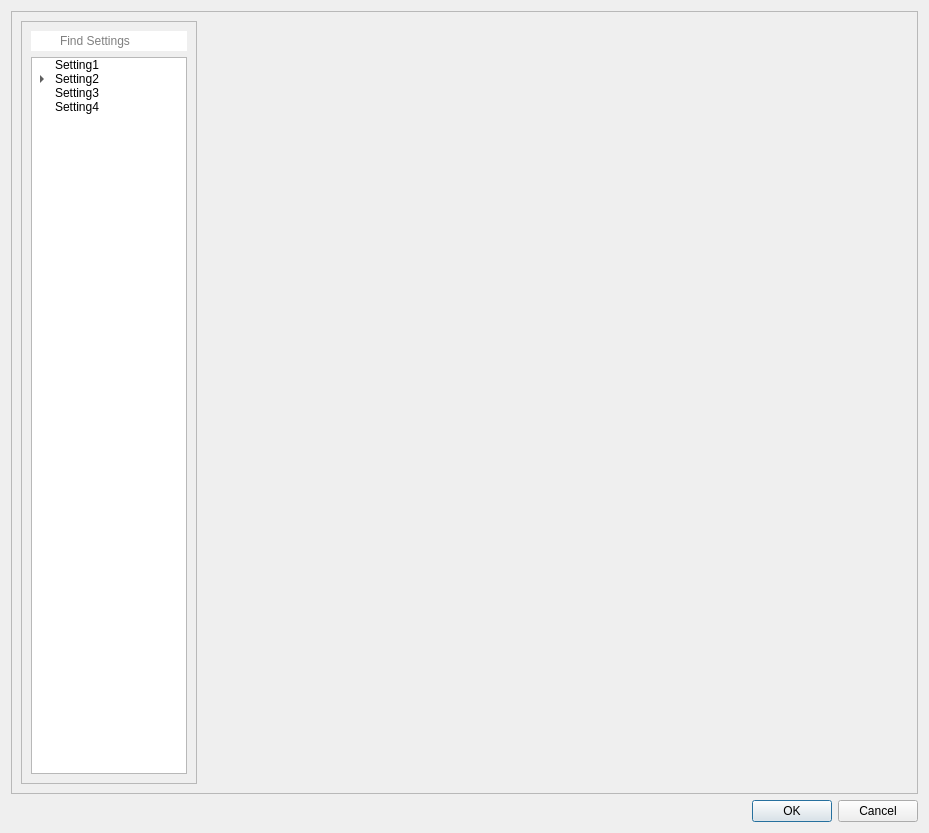
First picture: the form in Application/GUIs/UI_files/settingsDialog.ui, repository sarvagyab/Groot, before the edit.
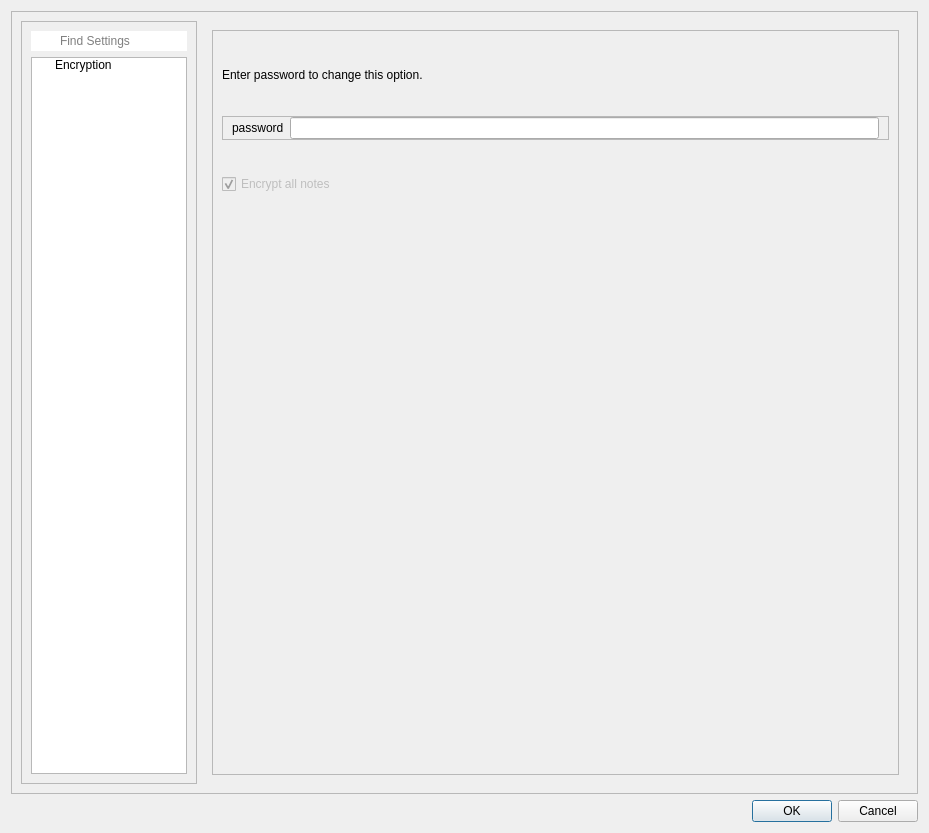
Second picture: the form after the edit.

Commit message: Integrated settings dialog

Diff of the .ui file:
```diff
--- a/Application/GUIs/UI_files/settingsDialog.ui
+++ b/Application/GUIs/UI_files/settingsDialog.ui
@@ -75,32 +75,7 @@
            </column>
            <item>
             <property name="text">
-             <string>Setting1</string>
-            </property>
-           </item>
-           <item>
-            <property name="text">
-             <string>Setting2</string>
-            </property>
-            <item>
-             <property name="text">
-              <string>Setting2.1</string>
-             </property>
-            </item>
-            <item>
-             <property name="text">
-              <string>Setting2.2</string>
-             </property>
-            </item>
-           </item>
-           <item>
-            <property name="text">
-             <string>Setting3</string>
-            </property>
-           </item>
-           <item>
-            <property name="text">
-             <string>Setting4</string>
+             <string>Encryption</string>
             </property>
            </item>
           </widget>
@@ -119,7 +94,98 @@
         <property name="currentIndex">
          <number>0</number>
         </property>
-        <widget class="QWidget" name="setting1Page"/>
+        <widget class="QWidget" name="encryptionSetting">
+         <layout class="QHBoxLayout" name="horizontalLayout_2">
+          <item>
+           <widget class="QFrame" name="frame">
+            <property name="frameShape">
+             <enum>QFrame::StyledPanel</enum>
+            </property>
+            <property name="frameShadow">
+             <enum>QFrame::Raised</enum>
+            </property>
+            <layout class="QVBoxLayout" name="verticalLayout_2">
+             <item>
+              <widget class="QLabel" name="label">
+               <property name="sizePolicy">
+                <sizepolicy hsizetype="Preferred" vsizetype="Maximum">
+                 <horstretch>0</horstretch>
+                 <verstretch>0</verstretch>
+                </sizepolicy>
+               </property>
+               <property name="text">
+                <string>Enter password to change this option.</string>
+               </property>
+              </widget>
+             </item>
+             <item>
+              <widget class="QFrame" name="frame_2">
+               <property name="sizePolicy">
+                <sizepolicy hsizetype="Preferred" vsizetype="Maximum">
+                 <horstretch>0</horstretch>
+                 <verstretch>0</verstretch>
+                </sizepolicy>
+               </property>
+               <property name="frameShape">
+                <enum>QFrame::StyledPanel</enum>
+               </property>
+               <property name="frameShadow">
+                <enum>QFrame::Raised</enum>
+               </property>
+               <layout class="QHBoxLayout" name="horizontalLayout_3">
+                <property name="topMargin">
+                 <number>0</number>
+                </property>
+                <property name="bottomMargin">
+                 <number>0</number>
+                </property>
+                <item>
+                 <widget class="QLabel" name="label_2">
+                  <property name="text">
+                   <string>password</string>
+                  </property>
+                 </widget>
+                </item>
+                <item>
+                 <widget class="QLineEdit" name="lineEdit"/>
+                </item>
+               </layout>
+              </widget>
+             </item>
+             <item>
+              <widget class="QCheckBox" name="checkBox">
+               <property name="enabled">
+                <bool>false</bool>
+               </property>
+               <property name="text">
+                <string>Encrypt all notes</string>
+               </property>
+               <property name="checked">
+                <bool>true</bool>
+               </property>
+              </widget>
+             </item>
+             <item>
+              <spacer name="verticalSpacer">
+               <property name="orientation">
+                <enum>Qt::Vertical</enum>
+               </property>
+               <property name="sizeType">
+                <enum>QSizePolicy::Fixed</enum>
+               </property>
+               <property name="sizeHint" stdset="0">
+                <size>
+                 <width>20</width>
+                 <height>540</height>
+                </size>
+               </property>
+              </spacer>
+             </item>
+            </layout>
+           </widget>
+          </item>
+         </layout>
+        </widget>
         <widget class="QWidget" name="setting2Page"/>
         <widget class="QWidget" name="setting2_1Page"/>
         <widget class="QWidget" name="setting2_2Page"/>
```
The commit also changes 8 other files.
